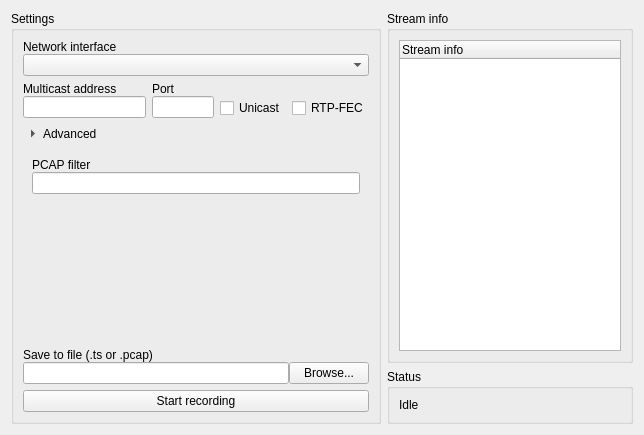
The window that recordwidget.ui (wisinorden/iptvutils) describes before a commit, drawn with Qt 5.
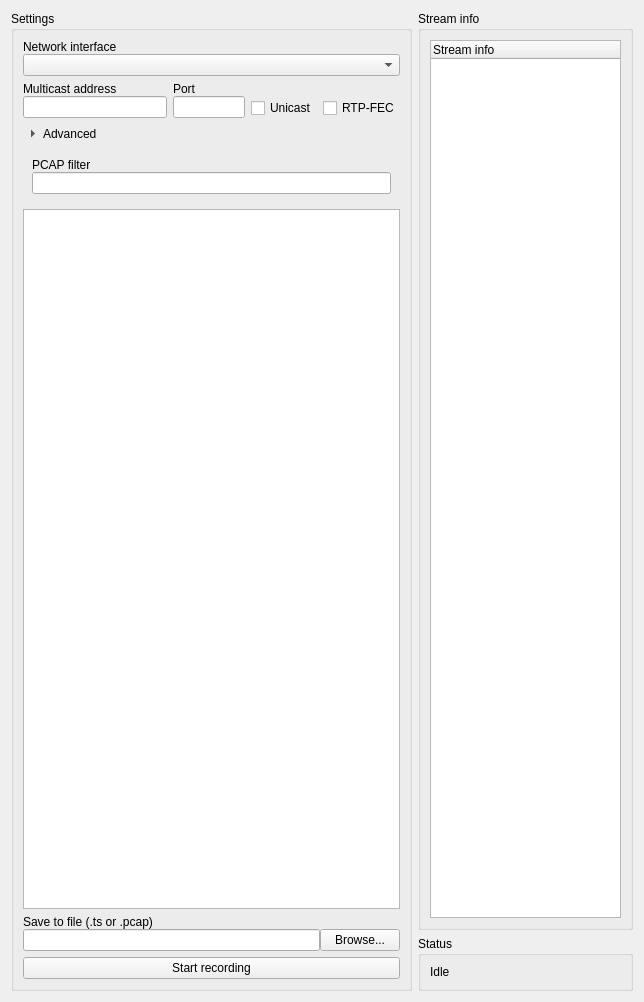
The same window after the commit. Icons and pictures are not drawn. Custom widgets are drawn as their Qt base class.

Commit message: Started working on implementing graph on recordwidget. There is now a graph displaying useless data

Patch:
```diff
--- a/recordwidget.ui
+++ b/recordwidget.ui
@@ -7,7 +7,7 @@
     <x>0</x>
     <y>0</y>
     <width>644</width>
-    <height>435</height>
+    <height>555</height>
    </rect>
   </property>
   <property name="sizePolicy">
@@ -25,7 +25,7 @@
   <property name="windowTitle">
    <string>Record</string>
   </property>
-  <layout class="QHBoxLayout" name="recordMainHLayout" stretch="6,4">
+  <layout class="QHBoxLayout" name="recordMainHLayout" stretch="0,4">
    <item>
     <widget class="QGroupBox" name="recordSettingsGroup">
      <property name="title">
@@ -139,6 +139,16 @@
         </layout>
        </widget>
       </item>
+      <item>
+       <widget class="QChartView" name="graphView">
+        <property name="minimumSize">
+         <size>
+          <width>0</width>
+          <height>700</height>
+         </size>
+        </property>
+       </widget>
+      </item>
       <item>
        <spacer name="verticalSpacer">
         <property name="orientation">
@@ -272,6 +282,13 @@
    </item>
   </layout>
  </widget>
+ <customwidgets>
+  <customwidget>
+   <class>QChartView</class>
+   <extends>QGraphicsView</extends>
+   <header location="global">QtCharts</header>
+  </customwidget>
+ </customwidgets>
  <resources/>
  <connections/>
 </ui>
```
The commit also changes 6 other files.
